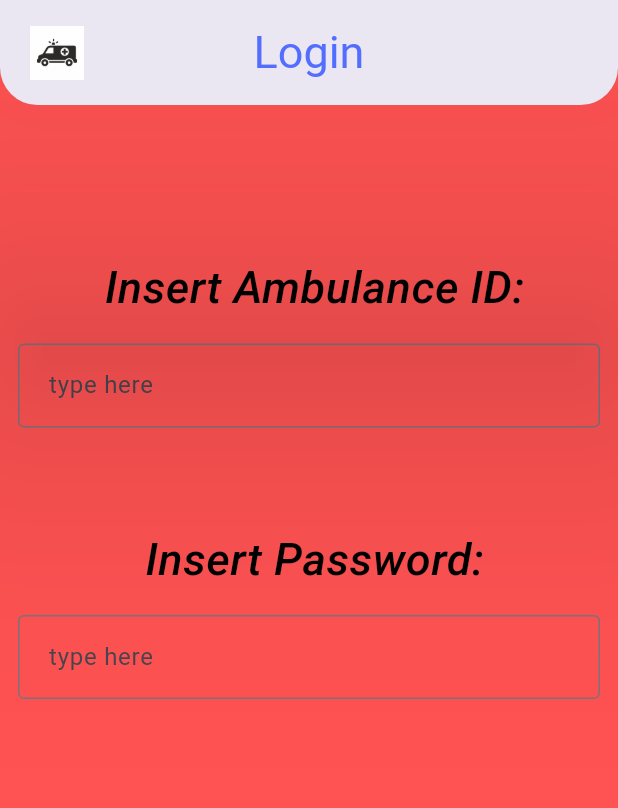
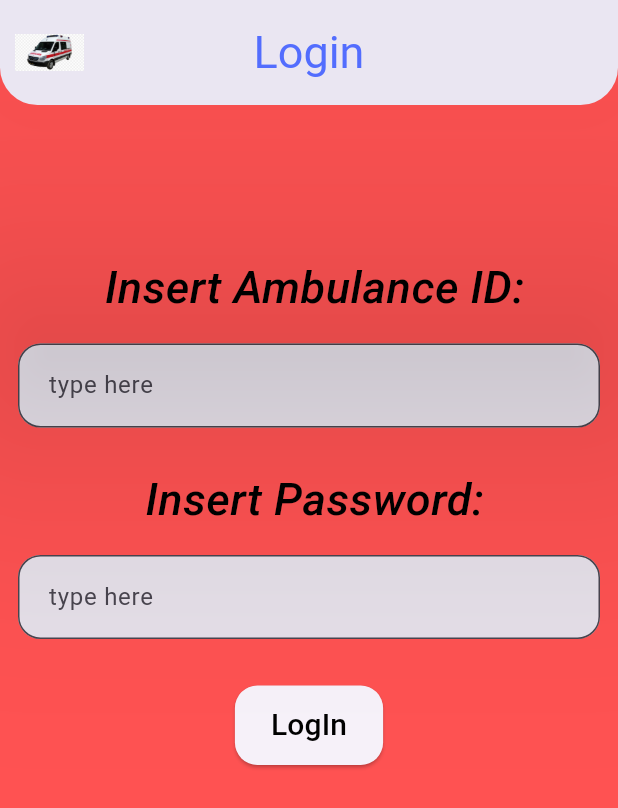
Before and after one commit to gerardocentrella/assd_project_ambulance, a Flutter app: the screen it shows after launch, on a phone screen of 412 x 824 dp. Shown: the top 808 px of the screen. Run offline on Flutter 3.47's test engine with Material 3 defaults, Android fonts, the phone set to English and light mode, and no system bars.

Commit message:
updated login page

```diff
--- a/lib/pages/login.dart
+++ b/lib/pages/login.dart
@@ -1,3 +1,4 @@
+import 'package:flutter/cupertino.dart';
 import 'package:flutter/material.dart';
 
 class Login extends StatefulWidget{
@@ -43,7 +44,7 @@ TextStyle customTextStyle(){
               bottomRight: Radius.circular(25.0)
             )),
           leading: Padding(
-            padding: const EdgeInsets.only(left: 20.0),
+            padding: const EdgeInsets.only(left: 10.0),
              child: Image.asset(
               'lib/assets/images/ambulance.png',
               fit: BoxFit.contain,
@@ -58,23 +59,44 @@ TextStyle customTextStyle(){
                 Text(' Insert Ambulance ID:', textAlign: TextAlign.center, style: customTextStyle()),
               const Padding(
                   padding: EdgeInsets.symmetric(horizontal: 12, vertical: 16),
-              child: TextField(
+                child: TextField(
                 decoration: InputDecoration(
-                  border: OutlineInputBorder(),
+                  filled: true,
+                  border: OutlineInputBorder(borderRadius: BorderRadius.all(Radius.circular(15.0))),
                   hintText: ' type here',
+                  ),
                 ),
               ),
-              ),
-              Container(height: 50,),
+              Container(height: 10,),
                 Text(' Insert Password:', textAlign: TextAlign.center, style: customTextStyle()),
                   const Padding(padding: EdgeInsets.symmetric(horizontal: 12, vertical: 16),
                     child: TextField(
                     decoration: InputDecoration(
-                   border: OutlineInputBorder(),
-                   hintText: ' type here',
+                      filled: true,
+                      border: OutlineInputBorder(borderRadius: BorderRadius.all(Radius.circular(15.0))),
+                      hintText: ' type here',
                    ),
                 ),
-          ),
+              ),
+              Container(
+                padding: const EdgeInsets.symmetric(vertical: 15),
+                  child: ElevatedButton(
+                    style:  ElevatedButton.styleFrom(
+                      shadowColor: Colors.black,
+                      shape: const RoundedRectangleBorder(
+                      borderRadius: BorderRadius.all(Radius.circular(15.0)), // Angoli squadrati
+                      ),
+                      padding: const EdgeInsets.symmetric(horizontal: 24.0, vertical: 12.0), // Spaziatura interna
+                      ),
+                    onPressed: (){
+
+                    },
+                    child: const Text('LogIn', style: TextStyle(
+                      color: Colors.black,
+                      fontSize: 20.0,
+                    ),),
+                  ),
+              ),
             ],
           ),
     );
```
Also changed, not shown: lib/assets/images/ambulance.png.
